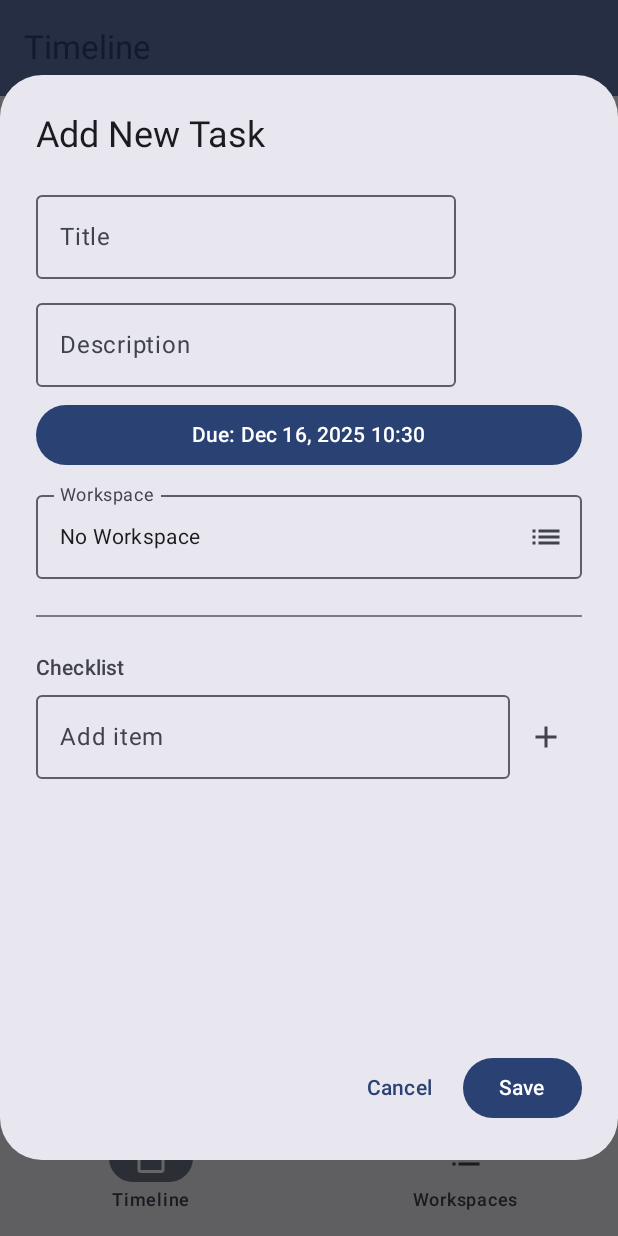
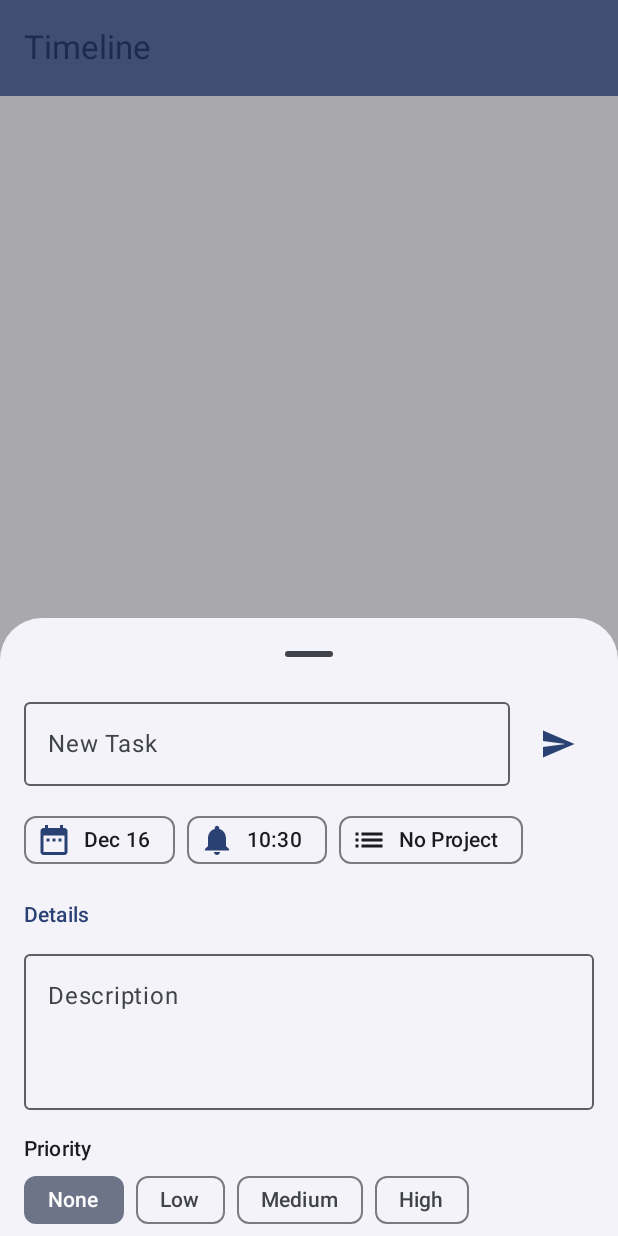
Before and after one commit to jayavardhan-g/tasks, an Android app built with Jetpack Compose: the screen it shows after launch (MainActivity), after a tap on "Add Task", on a phone screen of 412 x 824 dp. Run offline under Robolectric (Android 15) with nearby library versions, the phone set to English and light mode, and no system bars; our stand-ins replace Room's generated code, livedata-compose; 1 statement that could not run was skipped.

Commit message:
Bottom sheet

```diff
--- a/app/src/main/java/com/example/tasks/data/Task.kt
+++ b/app/src/main/java/com/example/tasks/data/Task.kt
@@ -24,5 +24,7 @@ data class Task(
     val description: String,
     val deadline: Long, // Timestamp
     val isCompleted: Boolean = false,
-    val workspaceId: Int? = null
+    val workspaceId: Int? = null,
+    val priority: Int = 0, // 0: None, 1: Low, 2: Medium, 3: High
+    val tags: String = "" // Comma separated tags
 )
--- a/app/src/main/java/com/example/tasks/data/TaskDatabase.kt
+++ b/app/src/main/java/com/example/tasks/data/TaskDatabase.kt
@@ -3,7 +3,7 @@ package com.example.tasks.data
 import androidx.room.Database
 import androidx.room.RoomDatabase
 
-@Database(entities = [Task::class, Workspace::class, ChecklistItem::class], version = 5, exportSchema = false)
+@Database(entities = [Task::class, Workspace::class, ChecklistItem::class], version = 6, exportSchema = false)
 abstract class TaskDatabase : RoomDatabase() {
     abstract fun taskDao(): TaskDao
     abstract fun workspaceDao(): WorkspaceDao
--- /dev/null
+++ b/app/src/main/java/com/example/tasks/ui/NewTaskBottomSheet.kt
@@ -0,0 +1,257 @@
+package com.example.tasks.ui
+
+import androidx.compose.foundation.clickable
+import androidx.compose.foundation.layout.Arrangement
+import androidx.compose.foundation.layout.Column
+import androidx.compose.foundation.layout.Row
+import androidx.compose.foundation.layout.Spacer
+import androidx.compose.foundation.layout.WindowInsets
+import androidx.compose.foundation.layout.fillMaxWidth
+import androidx.compose.foundation.layout.height
+import androidx.compose.foundation.layout.ime
+import androidx.compose.foundation.layout.padding
+import androidx.compose.foundation.layout.width
+import androidx.compose.material.icons.Icons
+import androidx.compose.material.icons.filled.DateRange
+import androidx.compose.material.icons.filled.List
+import androidx.compose.material.icons.filled.Notifications
+import androidx.compose.material.icons.filled.Send
+
+import androidx.compose.material3.AssistChip
+import androidx.compose.material3.AssistChipDefaults
+import androidx.compose.material3.Button
+import androidx.compose.material3.DatePicker
+import androidx.compose.material3.DatePickerDialog
+import androidx.compose.material3.ExperimentalMaterial3Api
+import androidx.compose.material3.FilterChip
+import androidx.compose.material3.Icon
+import androidx.compose.material3.IconButton
+import androidx.compose.material3.MaterialTheme
+import androidx.compose.material3.ModalBottomSheet
+import androidx.compose.material3.OutlinedTextField
+import androidx.compose.material3.SheetState
+import androidx.compose.material3.Text
+import androidx.compose.material3.TextButton
+import androidx.compose.material3.TimePicker
+import androidx.compose.material3.rememberDatePickerState
+import androidx.compose.material3.rememberModalBottomSheetState
+import androidx.compose.material3.rememberTimePickerState
+import androidx.compose.runtime.Composable
+import androidx.compose.runtime.getValue
+import androidx.compose.runtime.mutableStateOf
+import androidx.compose.runtime.remember
+import androidx.compose.runtime.setValue
+import androidx.compose.ui.Alignment
+import androidx.compose.ui.Modifier
+import androidx.compose.ui.graphics.vector.ImageVector
+import androidx.compose.ui.unit.dp
+import com.example.tasks.data.Workspace
+import java.text.SimpleDateFormat
+import java.util.Calendar
+import java.util.Date
+import java.util.Locale
+
+@OptIn(ExperimentalMaterial3Api::class)
+@Composable
+fun NewTaskBottomSheet(
+    workspaces: List<Workspace>,
+    onDismiss: () -> Unit,
+    onSave: (String, String, Long, Int?, Int, String) -> Unit, // title, desc, deadline, workspaceId, priority, tags
+    onAddWorkspace: (String) -> Unit
+) {
+    val sheetState = rememberModalBottomSheetState(skipPartiallyExpanded = false)
+
+    var title by remember { mutableStateOf("") }
+    var description by remember { mutableStateOf("") }
+    var selectedDate by remember { mutableStateOf(System.currentTimeMillis()) }
+    var selectedWorkspace by remember { mutableStateOf<Workspace?>(null) }
+    var priority by remember { mutableStateOf(0) } // 0: None, 1: Low, 2: Medium, 3: High
+    var tags by remember { mutableStateOf("") }
+
+    var showDatePicker by remember { mutableStateOf(false) }
+    var showTimePicker by remember { mutableStateOf(false) }
+
+    ModalBottomSheet(
+        onDismissRequest = onDismiss,
+        sheetState = sheetState,
+        windowInsets = WindowInsets.ime
+    ) {
+        Column(
+            modifier = Modifier
+                .fillMaxWidth()
+                .padding(horizontal = 16.dp, vertical = 8.dp)
+                .padding(bottom = 16.dp) // Extra padding for navigation bar usually handled by scaffold but good here
+        ) {
+            // Header / Quick Entry
+            Row(
+                verticalAlignment = Alignment.CenterVertically,
+                modifier = Modifier.fillMaxWidth()
+            ) {
+                OutlinedTextField(
+                    value = title,
+                    onValueChange = { title = it },
+                    placeholder = { Text("New Task") },
+                    modifier = Modifier.weight(1f),
+                    singleLine = true
+                )
+                Spacer(modifier = Modifier.width(8.dp))
+                IconButton(
+                    onClick = {
+                        if (title.isNotBlank()) {
+                            onSave(title, description, selectedDate, selectedWorkspace?.id, priority, tags)
+                        }
+                    },
+                    enabled = title.isNotBlank()
+                ) {
+                    Icon(Icons.Default.Send, contentDescription = "Save", tint = MaterialTheme.colorScheme.primary)
+                }
+            }
+
+            Spacer(modifier = Modifier.height(12.dp))
+
+            // Quick Options Row
+            Row(
+                modifier = Modifier.fillMaxWidth(),
+                horizontalArrangement = Arrangement.spacedBy(8.dp)
+            ) {
+                val dateFormat = SimpleDateFormat("MMM dd", Locale.getDefault())
+                val timeFormat = SimpleDateFormat("HH:mm", Locale.getDefault())
+
+                AssistChip(
+                    onClick = { showDatePicker = true },
+                    label = { Text(dateFormat.format(Date(selectedDate))) },
+                    leadingIcon = { Icon(Icons.Default.DateRange, contentDescription = null) }
+                )
+
+                AssistChip(
+                    onClick = { showTimePicker = true },
+                    label = { Text(timeFormat.format(Date(selectedDate))) },
+                    leadingIcon = { Icon(Icons.Default.Notifications, contentDescription = null) }
+                )
+
+                AssistChip(
+                    onClick = { /* Toggle Workspace logic, simpler for MVP */
+                        // For now, just a simplified toggle for the first workspace or None
+                         if (workspaces.isNotEmpty()) {
+                             val currentIndex = workspaces.indexOf(selectedWorkspace)
+                             val nextIndex = currentIndex + 1
+                             selectedWorkspace = if (nextIndex < workspaces.size) workspaces[nextIndex] else null
+                         }
+                    },
+                    label = { Text(selectedWorkspace?.name ?: "No Project") },
+                    leadingIcon = {
+                        Icon(
+                            Icons.Default.List,
+                            contentDescription = null,
+                            tint = if (selectedWorkspace != null) androidx.compose.ui.graphics.Color(selectedWorkspace!!.color) else MaterialTheme.colorScheme.onSurface
+                        )
+                    },
+                     colors = if (selectedWorkspace != null) AssistChipDefaults.assistChipColors(
+                        leadingIconContentColor = androidx.compose.ui.graphics.Color(selectedWorkspace!!.color)
+                    ) else AssistChipDefaults.assistChipColors()
+                )
+            }
+
+            Spacer(modifier = Modifier.height(16.dp))
+
+            // Expanded Options (Visible/Scrolled to when dragged up, or just always present in column but below fold)
+            // In ModalBottomSheet, content is scrollable.
+
+            Text("Details", style = MaterialTheme.typography.titleSmall, color = MaterialTheme.colorScheme.primary)
+            Spacer(modifier = Modifier.height(8.dp))
+
+            OutlinedTextField(
+                value = description,
+                onValueChange = { description = it },
+                label = { Text("Description") },
+                modifier = Modifier.fillMaxWidth(),
+                minLines = 3
+            )
+
+            Spacer(modifier = Modifier.height(16.dp))
+
+            Text("Priority", style = MaterialTheme.typography.titleSmall)
+            Row(horizontalArrangement = Arrangement.spacedBy(8.dp)) {
+                listOf("None", "Low", "Medium", "High").forEachIndexed { index, label ->
+                    FilterChip(
+                        selected = priority == index,
+                        onClick = { priority = index },
+                        label = { Text(label) }
+                    )
+                }
+            }
+
+            Spacer(modifier = Modifier.height(16.dp))
+
+            OutlinedTextField(
+                value = tags,
+                onValueChange = { tags = it },
+                label = { Text("Tags (comma separated)") },
+                modifier = Modifier.fillMaxWidth()
+            )
+
+            Spacer(modifier = Modifier.height(32.dp))
+        }
+
+        if (showDatePicker) {
+            val datePickerState = rememberDatePickerState(initialSelectedDateMillis = selectedDate)
+            DatePickerDialog(
+                onDismissRequest = { showDatePicker = false },
+                confirmButton = {
+                    TextButton(onClick = {
+                        datePickerState.selectedDateMillis?.let { date ->
+                            val calendar = Calendar.getInstance()
+                            val originalTime = Calendar.getInstance().apply { timeInMillis = selectedDate }
+                            calendar.timeInMillis = date
+                            calendar.set(Calendar.HOUR_OF_DAY, originalTime.get(Calendar.HOUR_OF_DAY))
+                            calendar.set(Calendar.MINUTE, originalTime.get(Calendar.MINUTE))
+                            selectedDate = calendar.timeInMillis
+                        }
+                        showDatePicker = false
+                    }) {
+                        Text("OK")
+                    }
+                },
+                dismissButton = {
+                    TextButton(onClick = { showDatePicker = false }) {
+                        Text("Cancel")
+                    }
+                }
+            ) {
+                DatePicker(state = datePickerState)
+            }
+        }
+
+        if (showTimePicker) {
+            val calendar = Calendar.getInstance().apply { timeInMillis = selectedDate }
+            val timePickerState = rememberTimePickerState(
+                initialHour = calendar.get(Calendar.HOUR_OF_DAY),
+                initialMinute = calendar.get(Calendar.MINUTE)
+            )
+
+            // TimePicker doesn't have a built-in dialog in M3, so wrapper might be needed
+            // For brevity using a basic AlertDialog or similar, same as TaskDialog logic
+             androidx.compose.material3.AlertDialog(
+                 onDismissRequest = { showTimePicker = false },
+                 confirmButton = {
+                     TextButton(onClick = {
+                         calendar.set(Calendar.HOUR_OF_DAY, timePickerState.hour)
+                         calendar.set(Calendar.MINUTE, timePickerState.minute)
+                         selectedDate = calendar.timeInMillis
+                         showTimePicker = false
+                     }) {
+                         Text("OK")
+                     }
+                 },
+                 dismissButton = {
+                     TextButton(onClick = { showTimePicker = false }) {
+                         Text("Cancel")
+                     }
+                 },
+                 text = {
+                     TimePicker(state = timePickerState)
+                 }
+             )
+        }
+    }
+}
--- a/app/src/main/java/com/example/tasks/ui/TaskScreen.kt
+++ b/app/src/main/java/com/example/tasks/ui/TaskScreen.kt
@@ -83,6 +83,7 @@ fun TaskScreen(
     val currentWorkspaceId by viewModel.currentWorkspaceId.observeAsState()
 
     var showAddTaskDialog by remember { mutableStateOf(false) }
+    var showNewTaskSheet by remember { mutableStateOf(false) }
     var showAddWorkspaceDialog by remember { mutableStateOf(false) }
     var editingTask by remember { mutableStateOf<Task?>(null) }
     var selectedTab by remember { mutableStateOf(0) } // 0 = Timeline, 1 = Workspace
@@ -125,7 +126,7 @@ fun TaskScreen(
             }
         },
         floatingActionButton = {
-            FloatingActionButton(onClick = { showAddTaskDialog = true }) {
+            FloatingActionButton(onClick = { showNewTaskSheet = true }) {
                 Icon(Icons.Default.Add, contentDescription = "Add Task")
             }
         }
@@ -278,6 +279,30 @@ fun TaskScreen(
                     val randomColor = (0xFF000000..0xFFFFFFFF).random() or 0xFF000000
                     viewModel.insertWorkspace(com.example.tasks.data.Workspace(name = name, color = randomColor))
                     showAddWorkspaceDialog = false
+                }
+            )
+        }
+
+        if (showNewTaskSheet) {
+            NewTaskBottomSheet(
+                workspaces = workspaces,
+                onDismiss = { showNewTaskSheet = false },
+                onSave = { title, desc, deadline, workspaceId, priority, tags ->
+                    val task = Task(
+                        title = title,
+                        description = desc,
+                        deadline = deadline,
+                        workspaceId = workspaceId,
+                        priority = priority,
+                        tags = tags
+                    )
+                    // For now empty checklist for new simple tasks
+                    viewModel.insertTaskWithChecklist(task, emptyList())
+                    showNewTaskSheet = false
+                },
+                onAddWorkspace = { name ->
+                    val randomColor = (0xFF000000..0xFFFFFFFF).random() or 0xFF000000
+                    viewModel.insertWorkspace(com.example.tasks.data.Workspace(name = name, color = randomColor))
                 }
             )
         }
```
